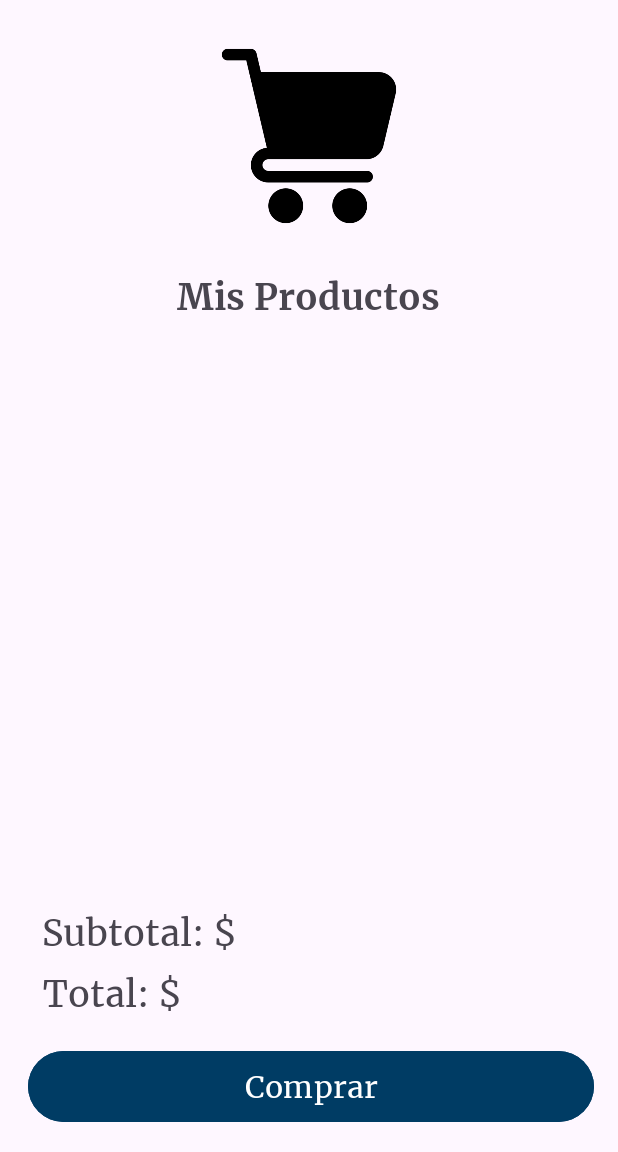
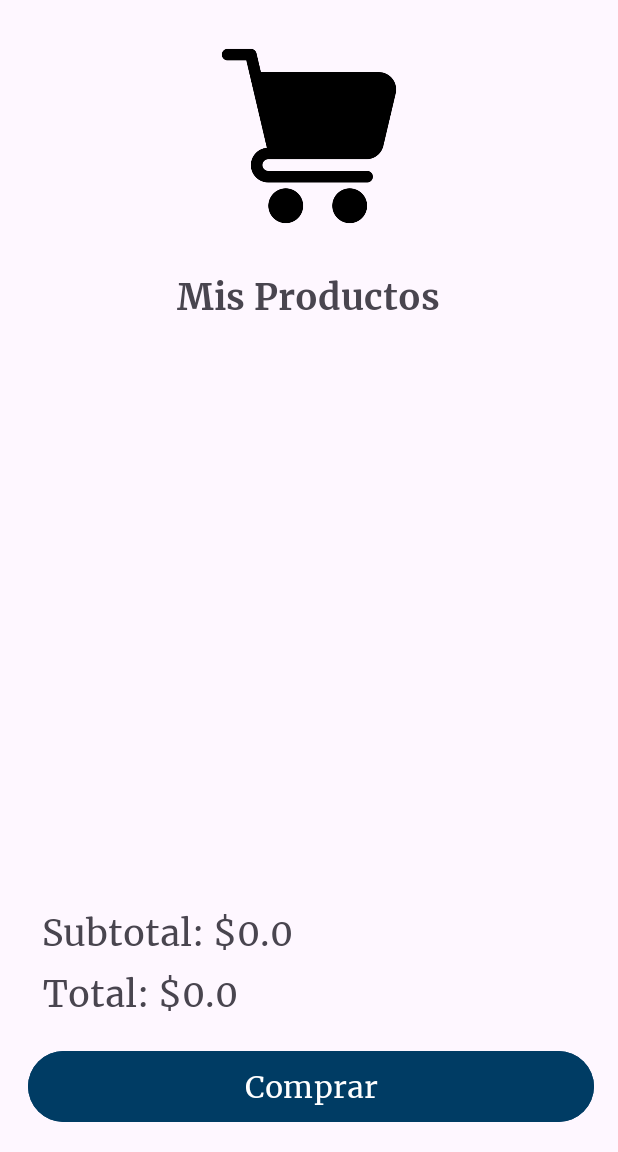
Before and after one commit to FerchoChainz/Refamovil_App, an Android app: the fragment fragment_carrito placed in its activity, on a phone screen of 412 x 824 dp, the part 84-1236 px from its top. Run offline under Robolectric (Android 15) with nearby library versions, the light colour scheme and no system bars.

Commit message:
create: subtotal and total accounts

```diff
--- a/app/src/main/java/com/example/refamovil/fragments/fragment_carrito.java
+++ b/app/src/main/java/com/example/refamovil/fragments/fragment_carrito.java
@@ -18,6 +18,7 @@ import android.view.LayoutInflater;
 import android.view.View;
 import android.view.ViewGroup;
 import android.widget.Button;
+import android.widget.TextView;
 
 import com.example.refamovil.R;
 import com.example.refamovil.adapters.ListAdapter;
@@ -38,6 +39,7 @@ public class fragment_carrito extends Fragment {
     private String mParam1;
     private String mParam2;
     ListAdapter listAdapter;
+    TextView sub, total;
 
     public fragment_carrito() {
         // Required empty public constructor
@@ -64,6 +66,7 @@ public class fragment_carrito extends Fragment {
     @Override
     public void onViewCreated(View view, Bundle savedInstanceState) {
         super.onViewCreated(view, savedInstanceState);
+
         listAdapter = new ListAdapter(elements, getContext(), new ListAdapter.OnItemClickListener() {
             @Override
             public void onItemClick(ListElement item) {
@@ -92,12 +95,6 @@ public class fragment_carrito extends Fragment {
             elements = new ArrayList<>();
         }
 
-//        ListElement element = new ListElement(listElement.getNombreProducto(), listElement.getPrecio(), listElement.getCodigoProducto());
-//
-//        Log.d("carrito", "Nombre: " + element.getNombreProducto());
-//        Log.d("carrito", "Precio: " + element.getPrecio());
-//        Log.d("carrito", "Código: " + element.getCodigoProducto());
-
         elements.addAll(listElement);
     }
 
@@ -113,6 +110,8 @@ public class fragment_carrito extends Fragment {
         View view = inflater.inflate(R.layout.fragment_carrito, container, false);
 
         comprar = view.findViewById(R.id.btnRegistrar);
+        sub = view.findViewById(R.id.txtSubTotal);
+        total = view.findViewById(R.id.txtTotal);
 
         comprar.setOnClickListener(new View.OnClickListener() {
             @Override
@@ -121,6 +120,18 @@ public class fragment_carrito extends Fragment {
                 navigateToFragmentB();
             }
         });
+
+        float subtotal = 0;
+        for(ListElement element: elements){
+            String precioConSigno = element.getPrecio().toString();
+            float soloNumero = Float.parseFloat(precioConSigno.replace("$", ""));
+            subtotal += soloNumero;
+        }
+
+        sub.setText(sub.getText() + String.valueOf(subtotal));
+        float totalAcount = (float) (subtotal * 1.10);
+        total.setText(total.getText() + String.valueOf(totalAcount));
+
         return view;
     }
 
```
Also changed, not shown: app/src/main/java/com/example/refamovil/fragments/ProductosFragment.java (+0 -8 lines).
